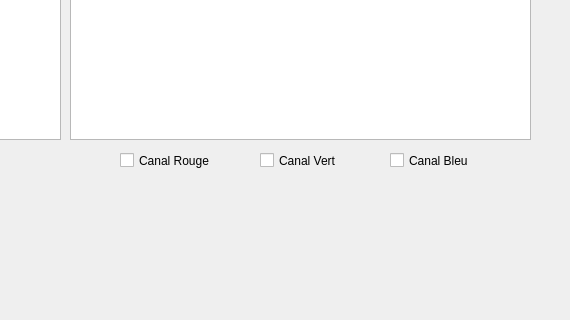
First picture: the form in Descripteurs/tessst/mainwindow.ui, repository TomAuclin/PROJETC_LMLTM, before the edit; both pictures show x 620 to 1190 and y 281 to 601 of the 1299 by 700 pixel window.
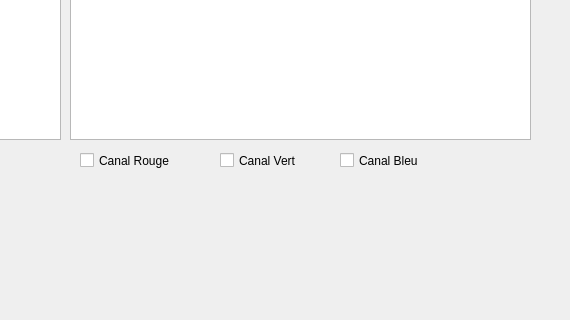
Second picture: the form after the edit.

```diff
--- a/Descripteurs/tessst/mainwindow.ui
+++ b/Descripteurs/tessst/mainwindow.ui
@@ -50,9 +50,9 @@
    <widget class="QCheckBox" name="Canal_R">
     <property name="geometry">
      <rect>
-      <x>740</x>
+      <x>700</x>
       <y>430</y>
-      <width>100</width>
+      <width>121</width>
       <height>23</height>
      </rect>
     </property>
@@ -63,9 +63,9 @@
    <widget class="QCheckBox" name="Canal_V">
     <property name="geometry">
      <rect>
-      <x>880</x>
+      <x>840</x>
       <y>430</y>
-      <width>100</width>
+      <width>111</width>
       <height>23</height>
      </rect>
     </property>
@@ -76,9 +76,9 @@
    <widget class="QCheckBox" name="Canal_B">
     <property name="geometry">
      <rect>
-      <x>1010</x>
+      <x>960</x>
       <y>430</y>
-      <width>100</width>
+      <width>121</width>
       <height>23</height>
      </rect>
     </property>
```
